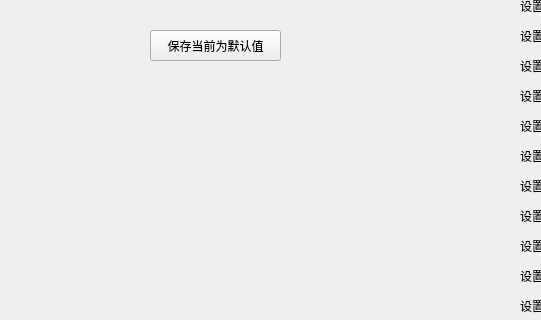
Qt form QSshTest/QSshTest/sshtest.ui (zhaozhi0810/qt5.7-windows-ssh-ping-20-test) before a commit; both pictures show x 0 to 541 and y 290 to 610 of the 1070 by 705 pixel window.
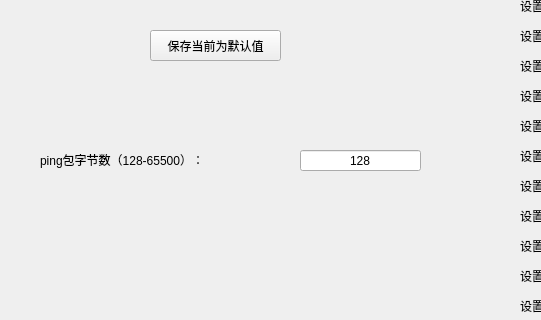
The same form after that commit. The open tabs and pages were chosen to show the change.

Commit message: 增加大包字节数设置功能

Diff of the .ui file:
```diff
--- a/QSshTest/QSshTest/sshtest.ui
+++ b/QSshTest/QSshTest/sshtest.ui
@@ -3568,6 +3568,41 @@
       </rect>
      </property>
     </widget>
+    <widget class="QLineEdit" name="lineEdit_bigpack_value">
+     <property name="geometry">
+      <rect>
+       <x>290</x>
+       <y>440</y>
+       <width>121</width>
+       <height>21</height>
+      </rect>
+     </property>
+     <property name="inputMethodHints">
+      <set>Qt::ImhDigitsOnly</set>
+     </property>
+     <property name="text">
+      <string>128</string>
+     </property>
+     <property name="maxLength">
+      <number>5</number>
+     </property>
+     <property name="alignment">
+      <set>Qt::AlignCenter</set>
+     </property>
+    </widget>
+    <widget class="QLabel" name="label_bigpack_info">
+     <property name="geometry">
+      <rect>
+       <x>30</x>
+       <y>440</y>
+       <width>231</width>
+       <height>20</height>
+      </rect>
+     </property>
+     <property name="text">
+      <string>ping包字节数（128-65500）：</string>
+     </property>
+    </widget>
    </widget>
    <widget class="QWidget" name="page_3">
     <widget class="QLabel" name="label_82">
```
Left out of the diff: 2 changed lines with no effect on the pictures. The commit also changes 17 other files.
